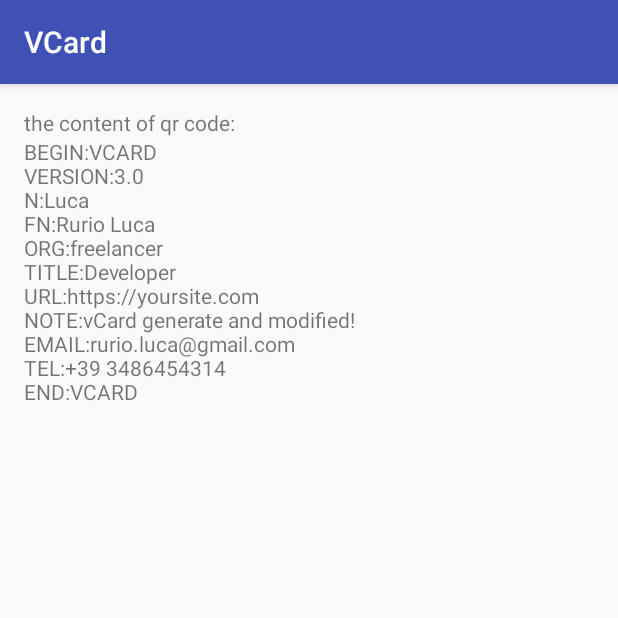
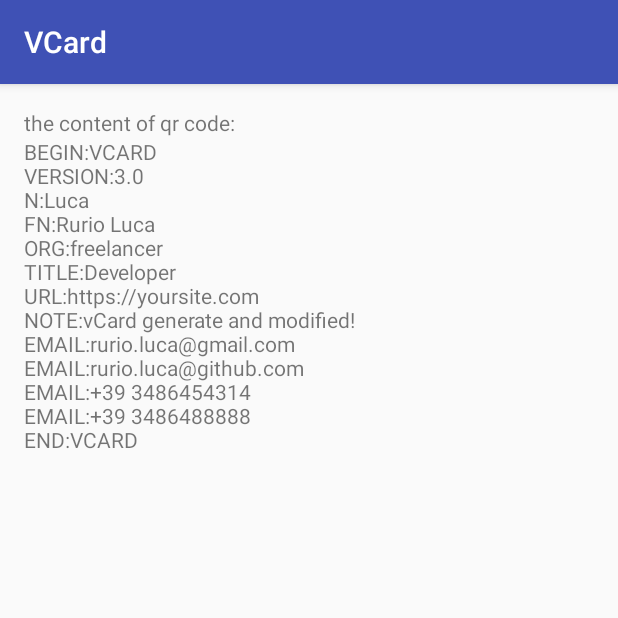
Before and after one commit to RurioLuca/QrCardParsing, an Android app: the VCardActivty screen opened directly, with no data from a screen before it, on a phone screen of 412 x 824 dp, the top half of it. Run offline under Robolectric (Android 15) with nearby library versions, the phone set to English and light mode, and no system bars; libraries missing offline, so code that uses them is left out: net.glxn.qrgen; 1 statement that could not run was skipped.

Commit message:
- fix problem of multiple email address - fix problem of multiple telephone number

```diff
--- a/app/src/main/java/it/auron/mecard/VCardActivty.java
+++ b/app/src/main/java/it/auron/mecard/VCardActivty.java
@@ -39,7 +39,9 @@ public class VCardActivty extends AppCompatActivity {
         VCard vCard = VCardParser.parse(vCardString);
 
         vCard.setNote("vCard generate and modified!");
-        vCard.setTelephone("+39 3486454314");
+        vCard.addTelephone("+39 3486454314");
+        vCard.addTelephone("+39 3486488888");
+        vCard.addEmail("rurio.luca@github.com");
         String vCardcontent = vCard.buildString();
 
         textView.setText(vCardcontent);
--- a/app/src/main/res/layout/activity_vcard.xml
+++ b/app/src/main/res/layout/activity_vcard.xml
@@ -13,23 +13,24 @@
         android:id="@+id/text"
         android:layout_width="wrap_content"
         android:layout_height="wrap_content"
-        android:text="the content of qr code: " />
+        android:text="@string/the_content_of_qr_code" />
 
 
-        <TextView
-        android:layout_below="@+id/text"
+    <TextView
         android:id="@+id/vcard"
         android:layout_width="wrap_content"
         android:layout_height="wrap_content"
-        android:text="content qr code" />
+        android:layout_below="@+id/text"
+        android:text="@string/content_qr_code" />
 
 
     <ImageView
-        android:layout_centerInParent="true"
         android:id="@+id/qrcode"
         android:layout_width="200dp"
-        android:layout_height="200dp" />
-
+        android:layout_height="200dp"
+        android:layout_alignParentBottom="true"
+        android:layout_centerHorizontal="true"
+        android:layout_margin="16dp" />
 
 
 </RelativeLayout>
--- a/app/src/main/res/layout/activity_wifi.xml
+++ b/app/src/main/res/layout/activity_wifi.xml
@@ -13,7 +13,7 @@
         android:id="@+id/text"
         android:layout_width="wrap_content"
         android:layout_height="wrap_content"
-        android:text="the content of qr code: " />
+        android:text="@string/the_content_of_qr_code" />
 
 
         <TextView
@@ -21,7 +21,7 @@
         android:id="@+id/wificard"
         android:layout_width="wrap_content"
         android:layout_height="wrap_content"
-        android:text="content qr code" />
+        android:text="@string/content_qr_code" />
 
 
     <ImageView
--- a/app/src/main/res/values/strings.xml
+++ b/app/src/main/res/values/strings.xml
@@ -1,3 +1,7 @@
 <resources>
     <string name="app_name">MeCard</string>
+    <string name="the_content_of_qr_code">the content of qr code:</string>
+    <string name="content_qr_code">content qr code</string>
+    <string name="wificard">WifiCard</string>
+    <string name="vcard">VCARD</string>
 </resources>
--- a/library/build.gradle
+++ b/library/build.gradle
@@ -8,8 +8,8 @@ android {
     defaultConfig {
         minSdkVersion 9
         targetSdkVersion 25
-        versionCode 6
-        versionName "1.0.7"
+        versionCode 7
+        versionName "1.0.8"
     }
     buildTypes {
         release {
@@ -21,7 +21,7 @@ android {
         userOrg = 'auron'
         groupId = 'it.auron'
         artifactId = 'mecard-parser'
-        publishVersion = '1.0.7'
+        publishVersion = '1.0.8'
     }
 }
 
--- a/library/src/main/java/it/auron/library/vcard/VCard.java
+++ b/library/src/main/java/it/auron/library/vcard/VCard.java
@@ -25,6 +25,9 @@ package it.auron.library.vcard;
 
 import android.text.TextUtils;
 
+import java.util.ArrayList;
+import java.util.List;
+
 /**
  * Created by luca on 7/26/16.
  */
@@ -39,9 +42,9 @@ public class VCard {
 
     private String title;
 
-    private String telephone;
+    private List<String> telephone = new ArrayList<>();
 
-    private String email;
+    private List<String> email = new ArrayList<>();
 
     private String address;
 
@@ -74,14 +77,6 @@ public class VCard {
     }
 
 
-    public String getEmail() {
-        return email;
-    }
-
-    public void setEmail(String email) {
-        this.email = email;
-    }
-
     public String getAddress() {
         return address;
     }
@@ -90,13 +85,6 @@ public class VCard {
         this.address = address;
     }
 
-    public String getTelephone() {
-        return telephone;
-    }
-
-    public void setTelephone(String telephone) {
-        this.telephone = telephone;
-    }
 
     public String getUrl() {
         return url;
@@ -121,6 +109,57 @@ public class VCard {
 
     public void setNote(String note) {
         this.note = note;
+    }
+
+    public List<String> getTelephone() {
+        return telephone;
+    }
+
+    public void setTelephone(List<String> telephone) {
+        this.telephone = telephone;
+    }
+
+
+    public void addTelephone(String telephone) {
+        this.telephone.add(telephone);
+    }
+
+    public void removeTelephone(String telephone) {
+        for (int i = 0; i < this.telephone.size(); i++) {
+            if (this.telephone.get(i).equals(telephone)) {
+                this.telephone.remove(i);
+                break;
+            }
+        }
+    }
+
+    public void removTelephone(int index) {
+        this.telephone.remove(index);
+    }
+
+    public List<String> getEmail() {
+        return email;
+    }
+
+    public void setEmail(List<String> email) {
+        this.email = email;
+    }
+
+    public void addEmail(String email) {
+        this.email.add(email);
+    }
+
+    public void removeEmail(String email) {
+        for (int i = 0; i < this.email.size(); i++) {
+            if (this.email.get(i).equals(email)) {
+                this.email.remove(i);
+                break;
+            }
+        }
+    }
+
+    public void removeEmail(int index) {
+        this.email.remove(index);
     }
 
     public String buildString() {
@@ -157,15 +196,20 @@ public class VCard {
             meCardString.append(VCardCostant.KEY_LINE_ESCAPE).append(VCardCostant.KEY_NOTE).append(":").append(note);
         }
 
-
-        if (!TextUtils.isEmpty(email)) {
-            meCardString.append(VCardCostant.KEY_LINE_ESCAPE).append(VCardCostant.KEY_EMAIL).append(":").append(email);
-
+        if (email.size() != 0) {
+            for (String s : email) {
+                if (!TextUtils.isEmpty(s)) {
+                    meCardString.append(VCardCostant.KEY_LINE_ESCAPE).append(VCardCostant.KEY_EMAIL).append(":").append(s);
+                }
+            }
         }
 
-        if (!TextUtils.isEmpty(telephone)) {
-            meCardString.append(VCardCostant.KEY_LINE_ESCAPE).append(VCardCostant.KEY_PHONE).append(":").append(telephone);
-
+        if (telephone.size() != 0) {
+            for (String s : telephone) {
+                if (!TextUtils.isEmpty(s)) {
+                    meCardString.append(VCardCostant.KEY_LINE_ESCAPE).append(VCardCostant.KEY_EMAIL).append(":").append(s);
+                }
+            }
         }
 
         meCardString.append(VCardCostant.KEY_LINE_ESCAPE).append(VCardCostant.KEY_END_VCARD);
--- a/library/src/main/java/it/auron/library/vcard/VCardParser.java
+++ b/library/src/main/java/it/auron/library/vcard/VCardParser.java
@@ -105,7 +105,7 @@ public class VCardParser {
         }
 
         if (vCardValue.containsKey(VCardCostant.KEY_EMAIL)) {
-            vCard.setEmail(vCardValue.get(VCardCostant.KEY_EMAIL));
+            vCard.addEmail(vCardValue.get(VCardCostant.KEY_EMAIL));
         }
 
         if (vCardValue.containsKey(VCardCostant.KEY_WEB)) {
@@ -113,7 +113,7 @@ public class VCardParser {
         }
 
         if (vCardValue.containsKey(VCardCostant.KEY_PHONE)) {
-            vCard.setTelephone(vCardValue.get(VCardCostant.KEY_PHONE));
+            vCard.addTelephone(vCardValue.get(VCardCostant.KEY_PHONE));
         }
 
         if (vCardValue.containsKey(VCardCostant.KEY_NOTE)) {
@@ -135,6 +135,7 @@ public class VCardParser {
             if (value.length == 2) {
                     map.put(value[0], value[1]);
             }
+
             if(value.length >2 && value[0].equals(VCardCostant.KEY_WEB)){
                     map.put(value[0], value[1]+":"+value[2]);
                 }
--- a/library/src/main/res/values/library_qrcardparsing_strings.xml
+++ b/library/src/main/res/values/library_qrcardparsing_strings.xml
@@ -8,7 +8,7 @@
     <string name="library_qrcardparsing_libraryName">QrCardParsing</string>
     <string name="library_qrcardparsing_libraryDescription">Parsing and generate MeCard,VCard and Wifi Card Content</string>
     <string name="library_qrcardparsing_libraryWebsite">https://github.com/RurioLuca/QrCardParsing</string>
-    <string name="library_qrcardparsing_libraryVersion">1.0.7</string>
+    <string name="library_qrcardparsing_libraryVersion">1.0.8</string>
     <string name="library_qrcardparsing_isOpenSource">true</string>
     <string name="library_qrcardparsing_repositoryLink">https://github.com/RurioLuca/QrCardParsing</string>
     <string name="library_qrcardparsing_classPath">it.auron.library</string>
```
Also changed, not shown: app/src/main/res/layout/activity_main.xml (+4 -4 lines).
